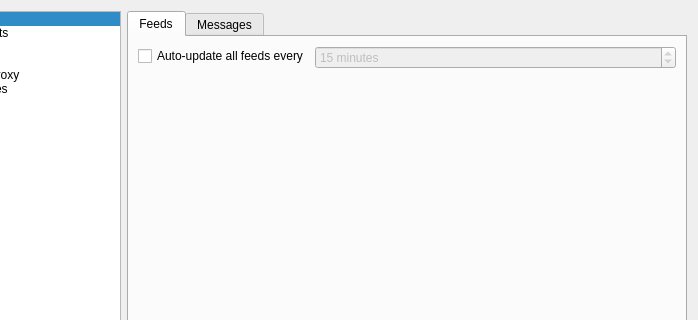
Before: the Qt Designer form src/gui/formsettings.ui in martinrotter/rssguard, drawn with Qt 5; both pictures show x 110 to 808 and y 0 to 320 of the 808 by 410 pixel window.
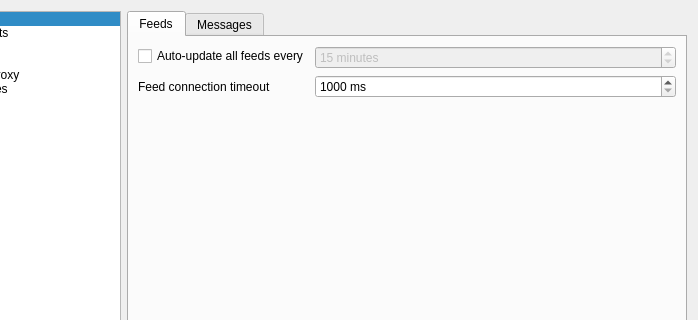
After: the same form once the commit is applied. The open tabs and pages were chosen to show the change. Custom widgets are drawn as their Qt base class.

Commit message: Adjustable download timeout + some tweaking.

Patch:
```diff
--- a/src/gui/formsettings.ui
+++ b/src/gui/formsettings.ui
@@ -781,6 +781,32 @@
              </property>
             </widget>
            </item>
+           <item row="1" column="0">
+            <widget class="QLabel" name="label_3">
+             <property name="text">
+              <string>Feed connection timeout</string>
+             </property>
+            </widget>
+           </item>
+           <item row="1" column="1">
+            <widget class="QSpinBox" name="m_spinFeedUpdateTimeout">
+             <property name="toolTip">
+              <string>Connection timeout is time interval which is reserved for downloading new messages for the feed. If this time interval elapses, then download process is aborted.</string>
+             </property>
+             <property name="suffix">
+              <string> ms</string>
+             </property>
+             <property name="minimum">
+              <number>1000</number>
+             </property>
+             <property name="maximum">
+              <number>15000</number>
+             </property>
+             <property name="singleStep">
+              <number>100</number>
+             </property>
+            </widget>
+           </item>
           </layout>
          </widget>
          <widget class="QWidget" name="m_tabMessages">
```
Left out of the diff: 8 changed lines with no effect on the pictures. The commit also changes 4 other files.
